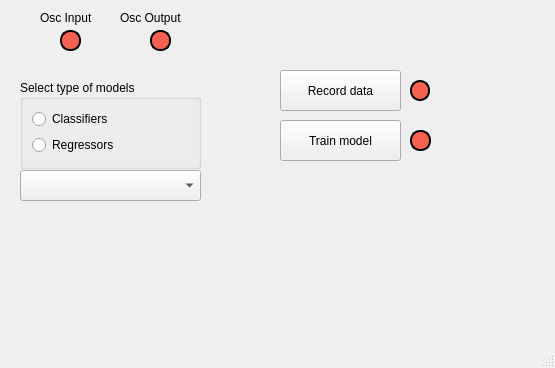
bruggor10/SynthEdge, file synthedge/gui/qt/untitled.ui: the form before one commit.
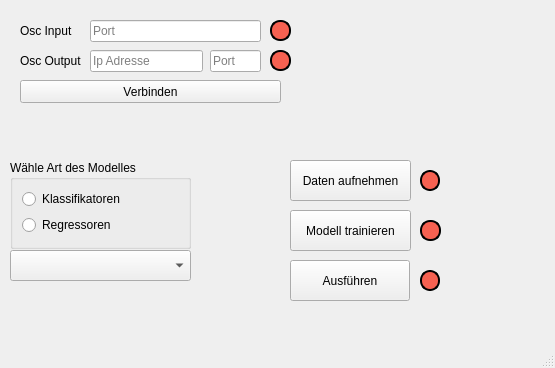
The form after the commit.

What changed in the file:
```diff
--- a/synthedge/gui/qt/untitled.ui
+++ b/synthedge/gui/qt/untitled.ui
@@ -17,20 +17,20 @@
    <widget class="QGroupBox" name="groupBox">
     <property name="geometry">
      <rect>
-      <x>20</x>
-      <y>80</y>
+      <x>10</x>
+      <y>160</y>
       <width>181</width>
       <height>89</height>
      </rect>
     </property>
     <property name="title">
-     <string>Select type of models</string>
+     <string>Wähle Art des Modelles</string>
     </property>
     <layout class="QVBoxLayout" name="verticalLayout">
      <item>
       <widget class="QRadioButton" name="model_type_classifiers">
        <property name="text">
-        <string>Classifiers</string>
+        <string>Klassifikatoren</string>
        </property>
       </widget>
      </item>
@@ -40,7 +40,7 @@
         <cursorShape>ArrowCursor</cursorShape>
        </property>
        <property name="text">
-        <string>Regressors</string>
+        <string>Regressoren</string>
        </property>
       </widget>
      </item>
@@ -49,8 +49,8 @@
    <widget class="QComboBox" name="models">
     <property name="geometry">
      <rect>
-      <x>20</x>
-      <y>170</y>
+      <x>10</x>
+      <y>250</y>
       <width>181</width>
       <height>31</height>
      </rect>
@@ -59,8 +59,8 @@
    <widget class="QLabel" name="data_in_blink">
     <property name="geometry">
      <rect>
-      <x>60</x>
-      <y>30</y>
+      <x>270</x>
+      <y>20</y>
       <width>21</width>
       <height>21</height>
      </rect>
@@ -81,10 +81,10 @@
    <widget class="QLabel" name="label">
     <property name="geometry">
      <rect>
-      <x>40</x>
-      <y>10</y>
+      <x>20</x>
+      <y>20</y>
       <width>58</width>
-      <height>15</height>
+      <height>21</height>
      </rect>
     </property>
     <property name="text">
@@ -94,10 +94,10 @@
    <widget class="QLabel" name="label_2">
     <property name="geometry">
      <rect>
-      <x>120</x>
-      <y>10</y>
+      <x>20</x>
+      <y>50</y>
       <width>71</width>
-      <height>16</height>
+      <height>21</height>
      </rect>
     </property>
     <property name="text">
@@ -107,8 +107,8 @@
    <widget class="QLabel" name="data_out_blink">
     <property name="geometry">
      <rect>
-      <x>150</x>
-      <y>30</y>
+      <x>270</x>
+      <y>50</y>
       <width>21</width>
       <height>21</height>
      </rect>
@@ -129,21 +129,21 @@
    <widget class="QPushButton" name="train_btn">
     <property name="geometry">
      <rect>
-      <x>280</x>
-      <y>120</y>
+      <x>290</x>
+      <y>210</y>
       <width>121</width>
       <height>41</height>
      </rect>
     </property>
     <property name="text">
-     <string>Train model</string>
+     <string>Modell trainieren</string>
     </property>
    </widget>
    <widget class="QLabel" name="model_trainingstatus">
     <property name="geometry">
      <rect>
-      <x>410</x>
-      <y>130</y>
+      <x>420</x>
+      <y>220</y>
       <width>21</width>
       <height>21</height>
      </rect>
@@ -164,39 +164,135 @@
    <widget class="QPushButton" name="record_btn">
     <property name="geometry">
      <rect>
-      <x>280</x>
-      <y>70</y>
+      <x>290</x>
+      <y>160</y>
       <width>121</width>
       <height>41</height>
      </rect>
     </property>
     <property name="text">
-     <string>Record data</string>
+     <string>Daten aufnehmen</string>
     </property>
     <property name="checkable">
-     <bool>true</bool>
+     <bool>false</bool>
     </property>
    </widget>
    <widget class="QLabel" name="rec_status">
     <property name="geometry">
      <rect>
-      <x>410</x>
+      <x>420</x>
+      <y>170</y>
+      <width>20</width>
+      <height>21</height>
+     </rect>
+    </property>
+    <property name="autoFillBackground">
+     <bool>false</bool>
+    </property>
+    <property name="styleSheet">
+     <string notr="true">background-color: rgb(246, 97, 81);
+border-color: rgb(119, 118, 123);
+border-radius: 10px;
+border: 2px solid;</string>
+    </property>
+    <property name="text">
+     <string/>
+    </property>
+   </widget>
+   <widget class="QLabel" name="model_runstatus">
+    <property name="geometry">
+     <rect>
+      <x>420</x>
+      <y>270</y>
+      <width>20</width>
+      <height>21</height>
+     </rect>
+    </property>
+    <property name="layoutDirection">
+     <enum>Qt::LayoutDirection::LeftToRight</enum>
+    </property>
+    <property name="autoFillBackground">
+     <bool>false</bool>
+    </property>
+    <property name="styleSheet">
+     <string notr="true">background-color: rgb(246, 97, 81);
+border-color: rgb(119, 118, 123);
+border-radius: 10px;
+border: 2px solid;</string>
+    </property>
+    <property name="text">
+     <string/>
+    </property>
+   </widget>
+   <widget class="QPushButton" name="run_btn">
+    <property name="geometry">
+     <rect>
+      <x>290</x>
+      <y>260</y>
+      <width>120</width>
+      <height>41</height>
+     </rect>
+    </property>
+    <property name="layoutDirection">
+     <enum>Qt::LayoutDirection::LeftToRight</enum>
+    </property>
+    <property name="text">
+     <string>Ausführen</string>
+    </property>
+    <property name="checkable">
+     <bool>false</bool>
+    </property>
+   </widget>
+   <widget class="QLineEdit" name="sender_ip">
+    <property name="geometry">
+     <rect>
+      <x>90</x>
+      <y>50</y>
+      <width>113</width>
+      <height>22</height>
+     </rect>
+    </property>
+    <property name="placeholderText">
+     <string>Ip Adresse</string>
+    </property>
+   </widget>
+   <widget class="QLineEdit" name="sender_port">
+    <property name="geometry">
+     <rect>
+      <x>210</x>
+      <y>50</y>
+      <width>51</width>
+      <height>22</height>
+     </rect>
+    </property>
+    <property name="placeholderText">
+     <string>Port</string>
+    </property>
+   </widget>
+   <widget class="QLineEdit" name="receiver_port">
+    <property name="geometry">
+     <rect>
+      <x>90</x>
+      <y>20</y>
+      <width>171</width>
+      <height>22</height>
+     </rect>
+    </property>
+    <property name="placeholderText">
+     <string>Port</string>
+    </property>
+   </widget>
+   <widget class="QPushButton" name="connect_btn">
+    <property name="geometry">
+     <rect>
+      <x>20</x>
       <y>80</y>
-      <width>20</width>
-      <height>21</height>
+      <width>261</width>
+      <height>23</height>
      </rect>
     </property>
-    <property name="autoFillBackground">
-     <bool>false</bool>
-    </property>
-    <property name="styleSheet">
-     <string notr="true">background-color: rgb(246, 97, 81);
-border-color: rgb(119, 118, 123);
-border-radius: 10px;
-border: 2px solid;</string>
-    </property>
     <property name="text">
-     <string/>
+     <string>Verbinden</string>
     </property>
    </widget>
   </widget>
```
